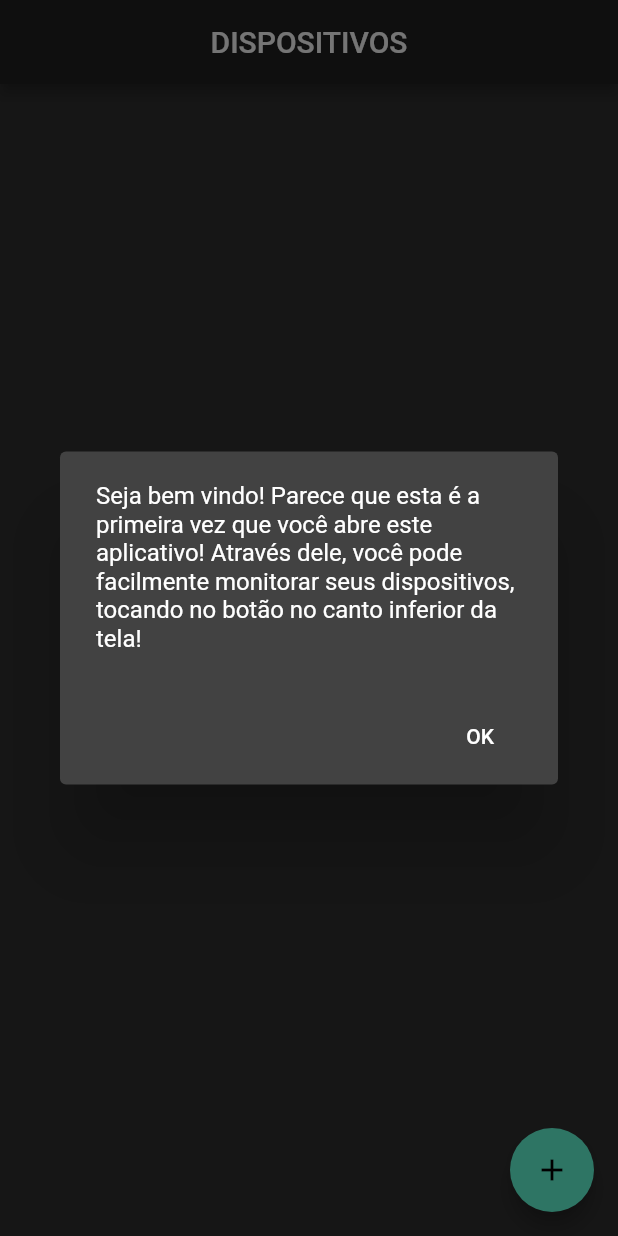
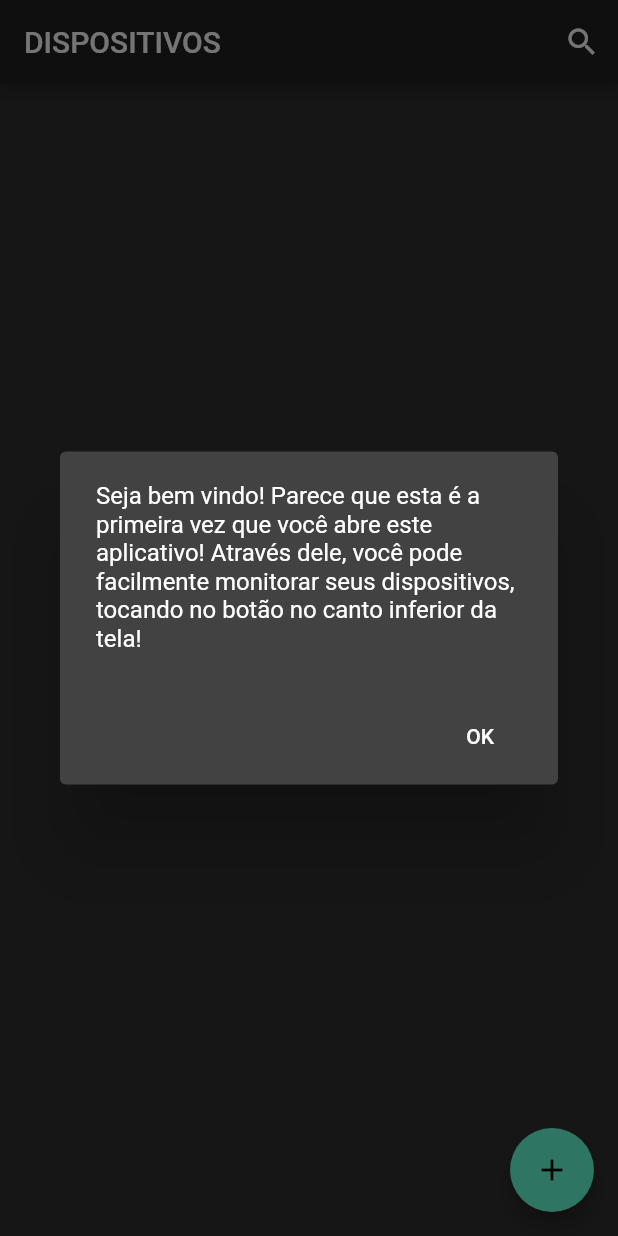
Before and after one commit to Gabriell-Murta/Trabalho_Integrado, a Flutter app: the screen it shows after launch, on a phone screen of 412 x 824 dp. Run offline on Flutter 3.47's test engine with Material 2 defaults, Android fonts, the phone set to English and light mode, and no system bars; our stand-ins replace shared_preferences, sqflite; accounts and stored records are empty; network calls fail.

```diff
--- a/lib/app/models/device.model.dart
+++ b/lib/app/models/device.model.dart
@@ -14,17 +14,19 @@ class Device {
       'Location': Location,
     };
   }
-  /*Item.fromJson(Map<String, dynamic> json) {
-    nome = json['nome'];
-    concluido = json['concluido'];
-    dueDate = DateTime.parse(json['dueDate']);
+  Device.fromJson(Map<String, dynamic> json) {
+    Nick = json['Nick'];
+    IdDevice = json['IdDevice'];
+    IdClient = json['IdClient'];
+    Location = json['Location'];
   }
 
   Map<String, dynamic> toJson() {
     final Map<String, dynamic> data = new Map<String, dynamic>();
-    data['nome'] = this.nome;
-    data['concluido'] = this.concluido;
-    data['dueDate'] = this.dueDate.toIso8601String();
+    data['Nick'] = this.Nick;
+    data['IdClient'] = this.IdClient;
+    data['IdDevice'] = this.IdDevice;
+    data['Location'] = this.Location;
     return data;
-  }*/
+  }
 }
--- a/lib/app/views/homepage.view.dart
+++ b/lib/app/views/homepage.view.dart
@@ -15,6 +15,8 @@ class _HomePageState extends State<HomePage> {
   var _list = List<Device>();
   var _controller = DeviceController();
   var selectedDate = DateTime.now();
+  final GlobalKey<ScaffoldState> scaffoldKey = GlobalKey<ScaffoldState>();
+  //final SnackBar snackBar = const flutter_search_bar;
 
   @override
   void initState() {
@@ -39,17 +41,27 @@ class _HomePageState extends State<HomePage> {
   @override
   Widget build(BuildContext context) {
     return Scaffold(
-      appBar: AppBar(title: Text('DISPOSITIVOS'), centerTitle: true),
+      key: scaffoldKey,
+      appBar: AppBar(
+        title: Text('DISPOSITIVOS'),
+        actions: <Widget>
+        [IconButton
+            (icon: const Icon(Icons.search),
+            tooltip: "Pesquisa",
+            onPressed: (){
+
+            }
+          )
+        ],
+      ),
       body: Scrollbar(
         child: ListView(
           children: [
             for (int i = 0; i < _list.length; i++)
-              ListTile(
-                title: Text (_list[i].Nick),
-
-                 ),
+              DeviceList()
 
           ],
+
         ),
       ),
       floatingActionButton: FloatingActionButton(
@@ -57,6 +69,14 @@ class _HomePageState extends State<HomePage> {
         onPressed: () => _displayDialog(context),
       ),
     );
+  }
+
+  Widget DeviceList(){
+
+      return ListTile(
+       title: Text (_list[i].Nick),
+
+      );
   }
 
   _displayDialog(context) async {
--- a/pubspec.yaml
+++ b/pubspec.yaml
@@ -23,7 +23,7 @@ environment:
 dependencies:
   flutter:
     sdk: flutter
-
+  http: 0.12.2
 
   # The following adds the Cupertino Icons font to your application.
   # Use with the CupertinoIcons class for iOS style icons.
```
Also changed, not shown: lib/app/repositories/device.repository.dart (+11 -13 lines), pubspec.lock.
